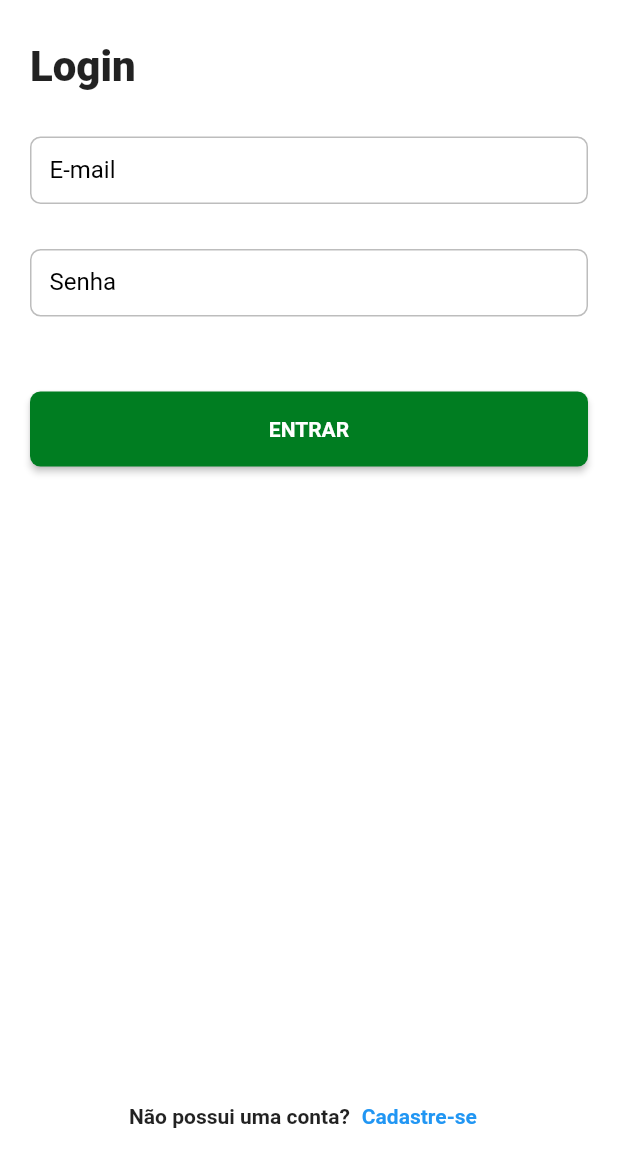
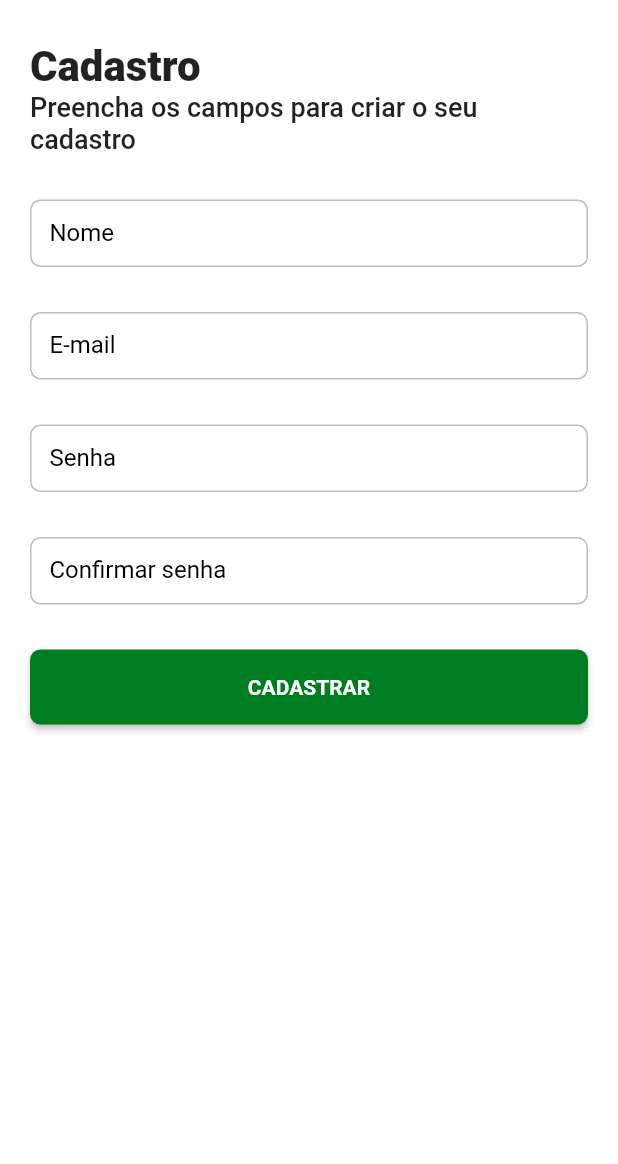
Before and after one commit to danieldcastro/dart_week_9_delivery_app, a Flutter app: the LoginPage screen opened by its route, after a tap on "Cadastre-se", on a phone screen of 412 x 824 dp, the part 72-1236 px from its top. Run offline on Flutter 3.47's test engine with Material 2 defaults, Android fonts, the phone set to English and light mode, and no system bars; our stand-ins replace bloc, dio, equatable, flutter_bloc, loading_animation_widget, shared_preferences and 1 more; missing offline and left inert: match; accounts and stored records are empty; Roboto replaces fonts that are missing (mplus1).

Commit message:
✨ Feature: Created RegisterPage layout

```diff
--- a/lib/app/dw9_delivery_app.dart
+++ b/lib/app/dw9_delivery_app.dart
@@ -3,6 +3,7 @@ import 'package:flutter/material.dart';
 import 'core/provider/application_binding.dart';
 import 'core/ui/theme/theme_config.dart';
 import 'pages/auth/login/login_page.dart';
+import 'pages/auth/register/register_page.dart';
 import 'pages/home/home_router.dart';
 import 'pages/product_details/product_details_router.dart';
 import 'pages/splash/splash_page.dart';
@@ -21,6 +22,7 @@ class Dw9DeliveryApp extends StatelessWidget {
           '/home': (context) => HomeRouter.page,
           '/productDetails': (context) => ProductDetailsRouter.page,
           '/auth/login': (context) => const LoginPage(),
+          '/auth/register': (context) => const RegisterPage(),
         },
       ),
     );
--- a/lib/app/pages/auth/login/login_page.dart
+++ b/lib/app/pages/auth/login/login_page.dart
@@ -69,7 +69,9 @@ class LoginPage extends StatelessWidget {
                       style: context.textStyles.textBold,
                     ),
                     TextButton(
-                      onPressed: () {},
+                      onPressed: () {
+                        Navigator.pushNamed(context, '/auth/register');
+                      },
                       child: Text(
                         'Cadastre-se',
                         style: context.textStyles.textBold
--- /dev/null
+++ b/lib/app/pages/auth/register/register_page.dart
@@ -0,0 +1,70 @@
+import 'package:flutter/material.dart';
+
+import '../../../core/ui/helpers/size_extensions.dart';
+import '../../../core/ui/styles/text_styles.dart';
+import '../../../core/ui/widgets/delivery_app_bar.dart';
+import '../../../core/ui/widgets/delivery_button.dart';
+
+class RegisterPage extends StatelessWidget {
+  const RegisterPage({super.key});
+
+  @override
+  Widget build(BuildContext context) {
+    return Scaffold(
+      appBar: DeliveryAppBar(elevation: 0),
+      body: SingleChildScrollView(
+        child: Padding(
+          padding: const EdgeInsets.all(20),
+          child: Form(
+            child: Column(
+              crossAxisAlignment: CrossAxisAlignment.start,
+              children: [
+                Text(
+                  'Cadastro',
+                  style: context.textStyles.textTitle,
+                ),
+                Text(
+                  'Preencha os campos para criar o seu cadastro',
+                  style: context.textStyles.textMedium.copyWith(fontSize: 18),
+                ),
+                const SizedBox(
+                  height: 30,
+                ),
+                TextFormField(
+                  decoration: const InputDecoration(labelText: 'Nome'),
+                ),
+                const SizedBox(
+                  height: 30,
+                ),
+                TextFormField(
+                  decoration: const InputDecoration(labelText: 'E-mail'),
+                ),
+                const SizedBox(
+                  height: 30,
+                ),
+                TextFormField(
+                  decoration: const InputDecoration(labelText: 'Senha'),
+                ),
+                const SizedBox(
+                  height: 30,
+                ),
+                TextFormField(
+                  decoration:
+                      const InputDecoration(labelText: 'Confirmar senha'),
+                ),
+                const SizedBox(
+                  height: 30,
+                ),
+                DeliveryButton(
+                  label: 'CADASTRAR',
+                  onPressed: () {},
+                  width: context.screenWidth,
+                )
+              ],
+            ),
+          ),
+        ),
+      ),
+    );
+  }
+}
```
Also changed, not shown: 1 other file.
